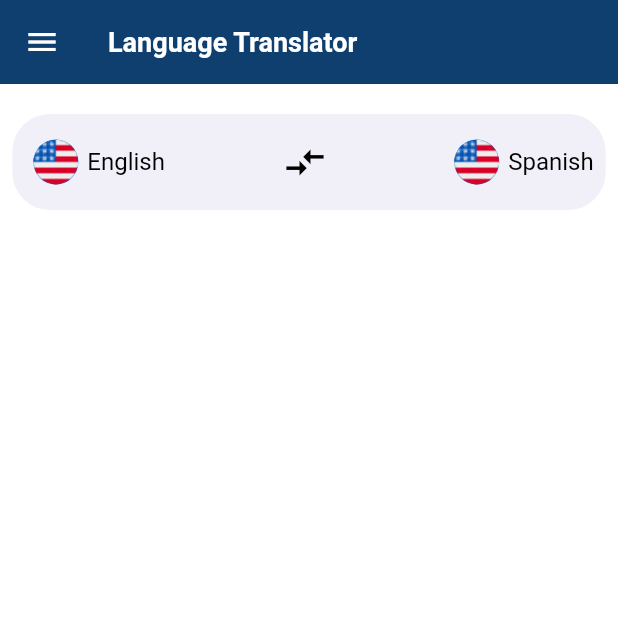
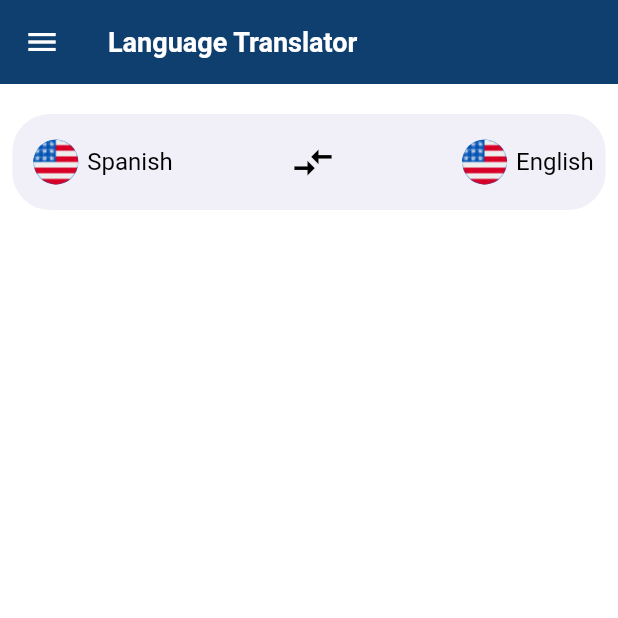
Before and after one commit to MohmaedSobhy/Translate-App, a Flutter app: the screen it shows after launch, after a tap on the "compare arrows" icon, on a phone screen of 412 x 824 dp, the top half of it. Run offline on Flutter 3.47's test engine with Material 3 defaults, Android fonts, the phone set to English and light mode, and no system bars; statements that could not run were skipped.

Commit message:
desgin button animation

```diff
--- a/lib/feature/home/presentation/views/button_animation_view.dart
+++ b/lib/feature/home/presentation/views/button_animation_view.dart
@@ -1,9 +1,35 @@
 import 'package:flutter/material.dart';
 import 'package:translate_app/core/utils/app_colors.dart';
+import 'package:translate_app/feature/home/data/model/language.dart';
 import 'package:translate_app/feature/home/presentation/widgets/country_widget.dart';
 
-class ButtonView extends StatelessWidget {
+class ButtonView extends StatefulWidget {
   const ButtonView({super.key});
+
+  @override
+  State<ButtonView> createState() => _ButtonViewState();
+}
+
+class _ButtonViewState extends State<ButtonView>
+    with SingleTickerProviderStateMixin {
+  // ignore: unused_field
+  late AnimationController animationController;
+  bool fadeIn = false;
+
+  LanguageModel firstLanguage =
+      LanguageModel(code: 'en', image: 'images/code.png', language: 'English');
+  LanguageModel secondLanguage =
+      LanguageModel(code: 'en', image: 'images/code.png', language: 'Spanish');
+
+  @override
+  void initState() {
+    super.initState();
+    animationController = AnimationController(
+      duration: const Duration(microseconds: 500),
+      vsync: this,
+    );
+    animationController.forward();
+  }
 
   @override
   Widget build(BuildContext context) {
@@ -16,24 +42,61 @@ class ButtonView extends StatelessWidget {
       child: Row(
         mainAxisAlignment: MainAxisAlignment.spaceBetween,
         children: [
-          const CountryWidget(
-            languageName: 'English',
-            imagePath: 'images/code.png',
+          AnimatedBuilder(
+            animation: animationController,
+            builder: (context, _) {
+              return FadeTransition(
+                opacity: animationController,
+                child: CountryWidget(
+                  languageName: secondLanguage.language,
+                  imagePath: secondLanguage.image,
+                ),
+              );
+            },
           ),
           IconButton(
-            onPressed: () {},
+            onPressed: () {
+              _startAnimation();
+              swapContent();
+              setState(() {});
+            },
             icon: const Icon(
               Icons.compare_arrows,
               color: Colors.black,
               size: 30,
             ),
           ),
-          const CountryWidget(
-            languageName: 'Spanish',
-            imagePath: 'images/code.png',
+          AnimatedBuilder(
+            animation: animationController,
+            builder: (context, _) {
+              return FadeTransition(
+                opacity: animationController,
+                child: CountryWidget(
+                  languageName: firstLanguage.language,
+                  imagePath: firstLanguage.image,
+                ),
+              );
+            },
           ),
         ],
       ),
     );
   }
+
+  void _startAnimation() {
+    animationController.reset(); // Reset the animation to its initial state
+    animationController.reverse();
+    animationController.reset();
+    animationController.forward(); // Start the animation from the beginning
+  }
+
+  void swapContent() {
+    firstLanguage.replaceContent(secondLanguage);
+  }
+
+  @override
+  void dispose() {
+    animationController.dispose();
+    super.dispose();
+  }
 }
```
